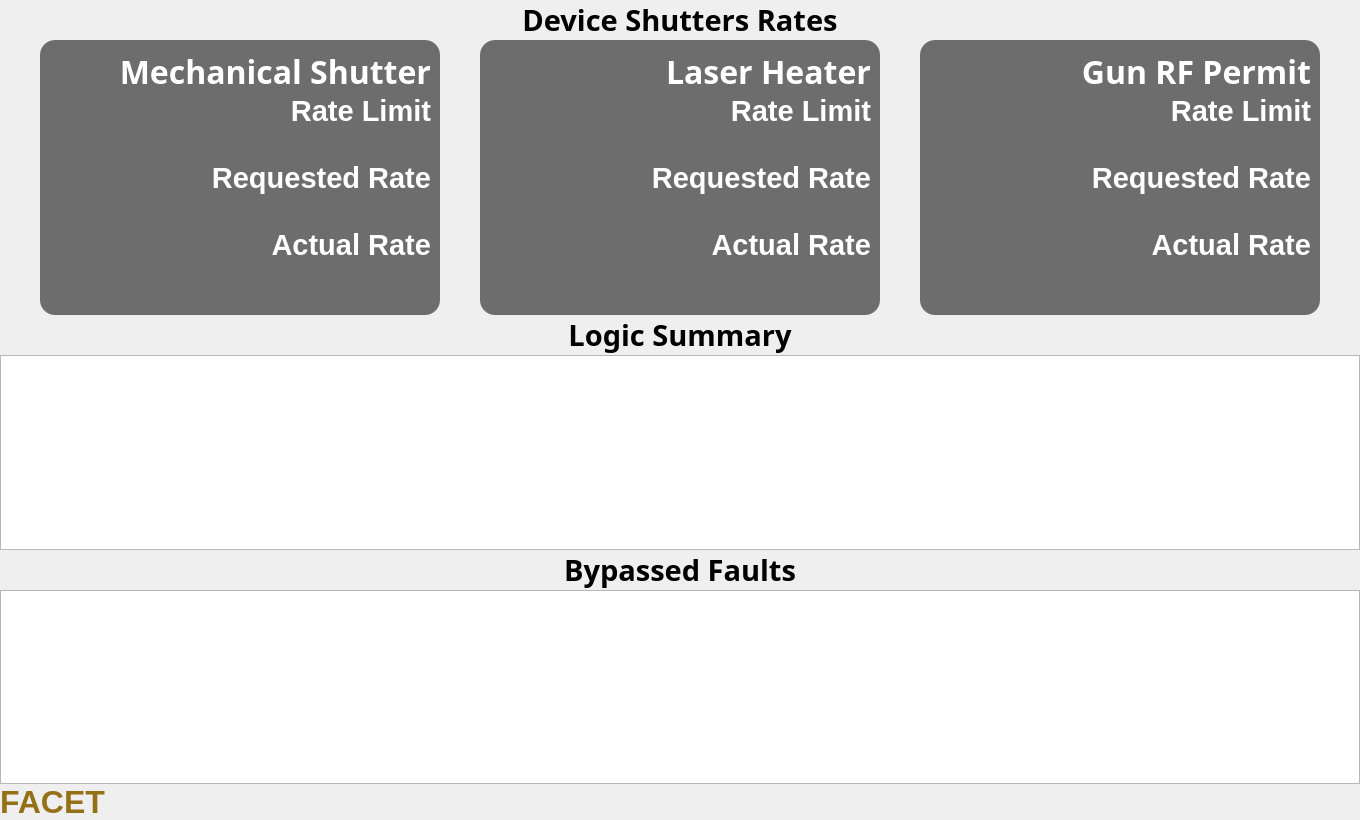
The window that ui/mps_cud_summary_facet.ui (evrenke/SLAC-NC-MPS-GUI) describes before a commit, drawn with Qt 5.
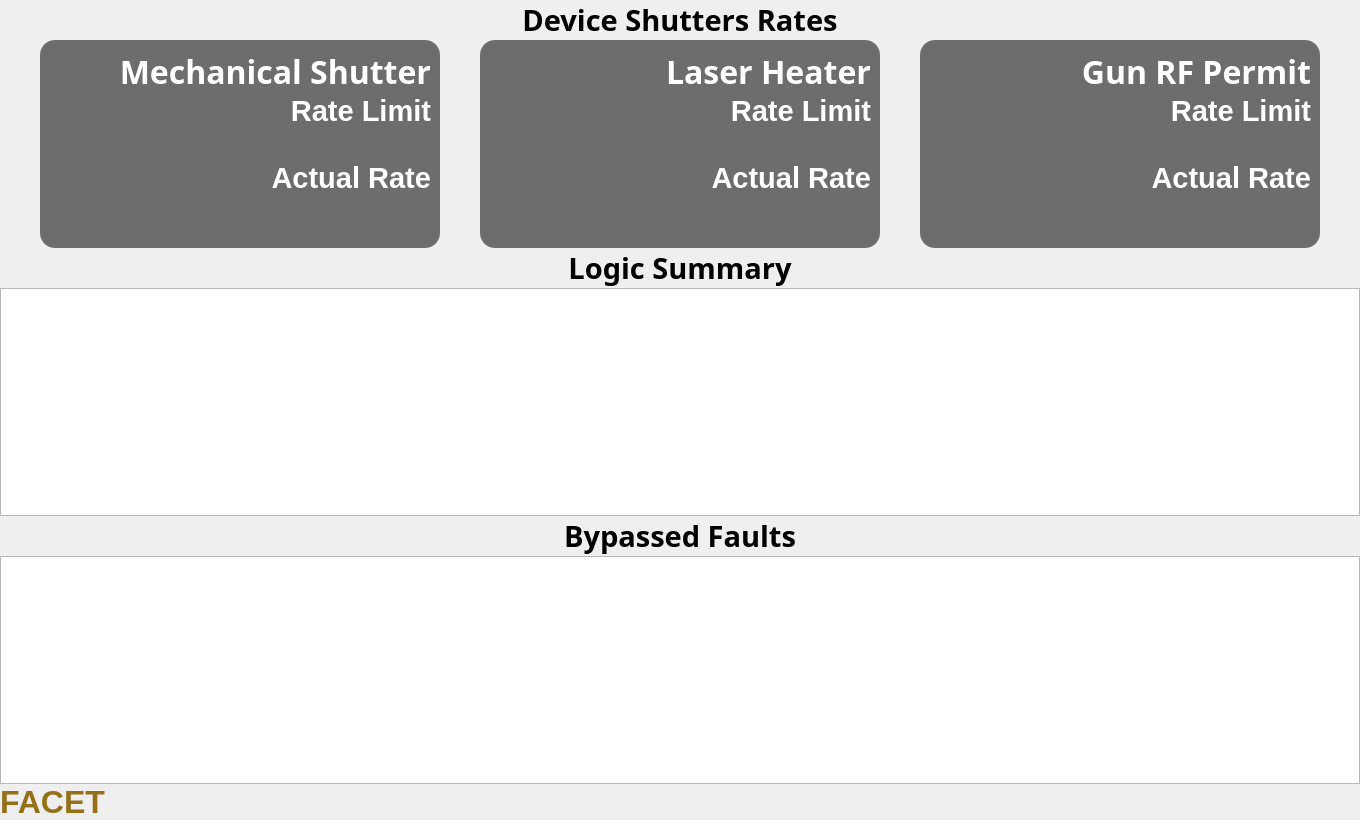
The same window after the commit. Custom widgets are drawn as their Qt base class.

```diff
--- a/ui/mps_cud_summary_facet.ui
+++ b/ui/mps_cud_summary_facet.ui
@@ -169,47 +169,6 @@
             </property>
            </widget>
           </item>
-          <item>
-           <widget class="QLabel" name="Device_MS_RR_Title">
-            <property name="font">
-             <font>
-              <pointsize>22</pointsize>
-              <weight>75</weight>
-              <bold>true</bold>
-             </font>
-            </property>
-            <property name="styleSheet">
-             <string notr="true">border: 0px;
-color: rgb(255, 255, 255);</string>
-            </property>
-            <property name="text">
-             <string>Requested Rate</string>
-            </property>
-            <property name="alignment">
-             <set>Qt::AlignRight|Qt::AlignTrailing|Qt::AlignVCenter</set>
-            </property>
-           </widget>
-          </item>
-          <item>
-           <widget class="PyDMLabel" name="Device_MS_RR_Num">
-            <property name="font">
-             <font>
-              <pointsize>22</pointsize>
-              <weight>75</weight>
-              <bold>true</bold>
-             </font>
-            </property>
-            <property name="toolTip">
-             <string/>
-            </property>
-            <property name="alignment">
-             <set>Qt::AlignRight|Qt::AlignTrailing|Qt::AlignVCenter</set>
-            </property>
-            <property name="channel" stdset="0">
-             <string>ca://EVNT:SYS1:1:SHUTRATE</string>
-            </property>
-           </widget>
-          </item>
           <item>
            <widget class="PyDMDrawingLine" name="Device_MS_Line">
             <property name="maximumSize">
@@ -402,47 +361,6 @@
             </property>
            </widget>
           </item>
-          <item>
-           <widget class="QLabel" name="Device_MS_RR_Title_2">
-            <property name="font">
-             <font>
-              <pointsize>22</pointsize>
-              <weight>75</weight>
-              <bold>true</bold>
-             </font>
-            </property>
-            <property name="styleSheet">
-             <string notr="true">border: 0px;
-color: rgb(255, 255, 255);</string>
-            </property>
-            <property name="text">
-             <string>Requested Rate</string>
-            </property>
-            <property name="alignment">
-             <set>Qt::AlignRight|Qt::AlignTrailing|Qt::AlignVCenter</set>
-            </property>
-           </widget>
-          </item>
-          <item>
-           <widget class="PyDMLabel" name="Device_MS_RL_Num_2">
-            <property name="font">
-             <font>
-              <pointsize>22</pointsize>
-              <weight>75</weight>
-              <bold>true</bold>
-             </font>
-            </property>
-            <property name="toolTip">
-             <string/>
-            </property>
-            <property name="alignment">
-             <set>Qt::AlignRight|Qt::AlignTrailing|Qt::AlignVCenter</set>
-            </property>
-            <property name="channel" stdset="0">
-             <string>ca://EVNT:SYS1:1:POCKRATE</string>
-            </property>
-           </widget>
-          </item>
           <item>
            <widget class="PyDMDrawingLine" name="Device_MS_Line_2">
             <property name="maximumSize">
@@ -635,47 +553,6 @@
             </property>
            </widget>
           </item>
-          <item>
-           <widget class="QLabel" name="Device_GunL_RR_Title">
-            <property name="font">
-             <font>
-              <pointsize>22</pointsize>
-              <weight>75</weight>
-              <bold>true</bold>
-             </font>
-            </property>
-            <property name="styleSheet">
-             <string notr="true">border: 0px;
-color: rgb(255, 255, 255);</string>
-            </property>
-            <property name="text">
-             <string>Requested Rate</string>
-            </property>
-            <property name="alignment">
-             <set>Qt::AlignRight|Qt::AlignTrailing|Qt::AlignVCenter</set>
-            </property>
-           </widget>
-          </item>
-          <item>
-           <widget class="PyDMLabel" name="Device_GunL_RL_Num">
-            <property name="font">
-             <font>
-              <pointsize>22</pointsize>
-              <weight>75</weight>
-              <bold>true</bold>
-             </font>
-            </property>
-            <property name="toolTip">
-             <string/>
-            </property>
-            <property name="alignment">
-             <set>Qt::AlignRight|Qt::AlignTrailing|Qt::AlignVCenter</set>
-            </property>
-            <property name="channel" stdset="0">
-             <string>ca://EVNT:SYS1:1:POCKRATE</string>
-            </property>
-           </widget>
-          </item>
           <item>
            <widget class="PyDMDrawingLine" name="Device_GunL_Line">
             <property name="maximumSize">
```
